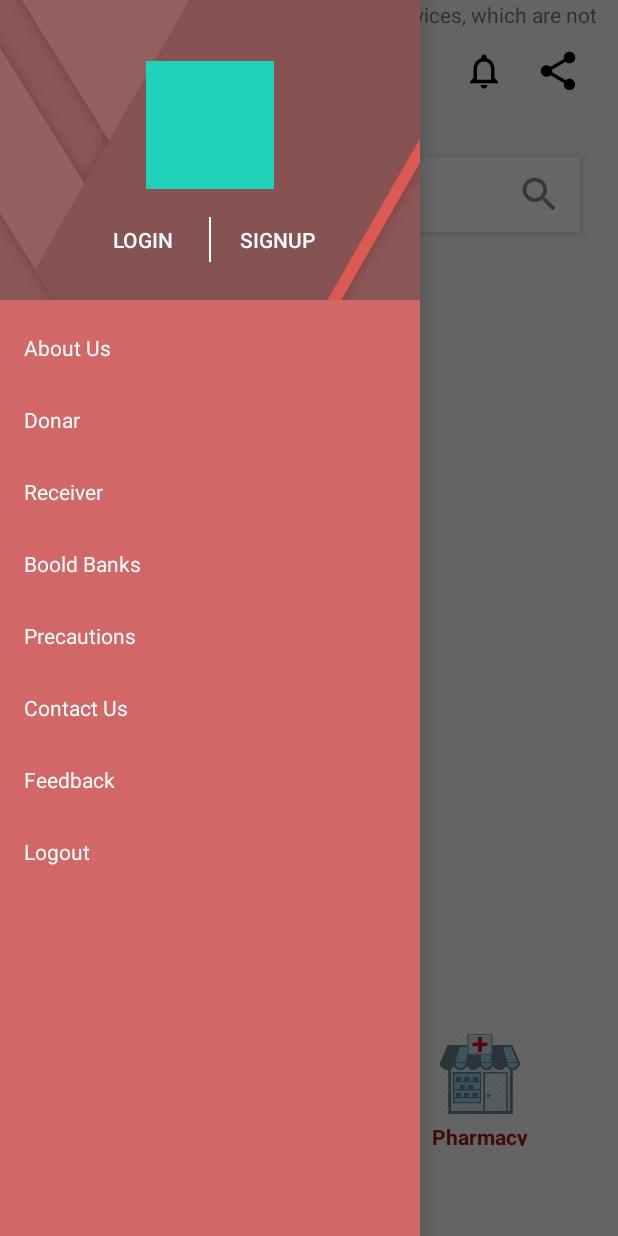
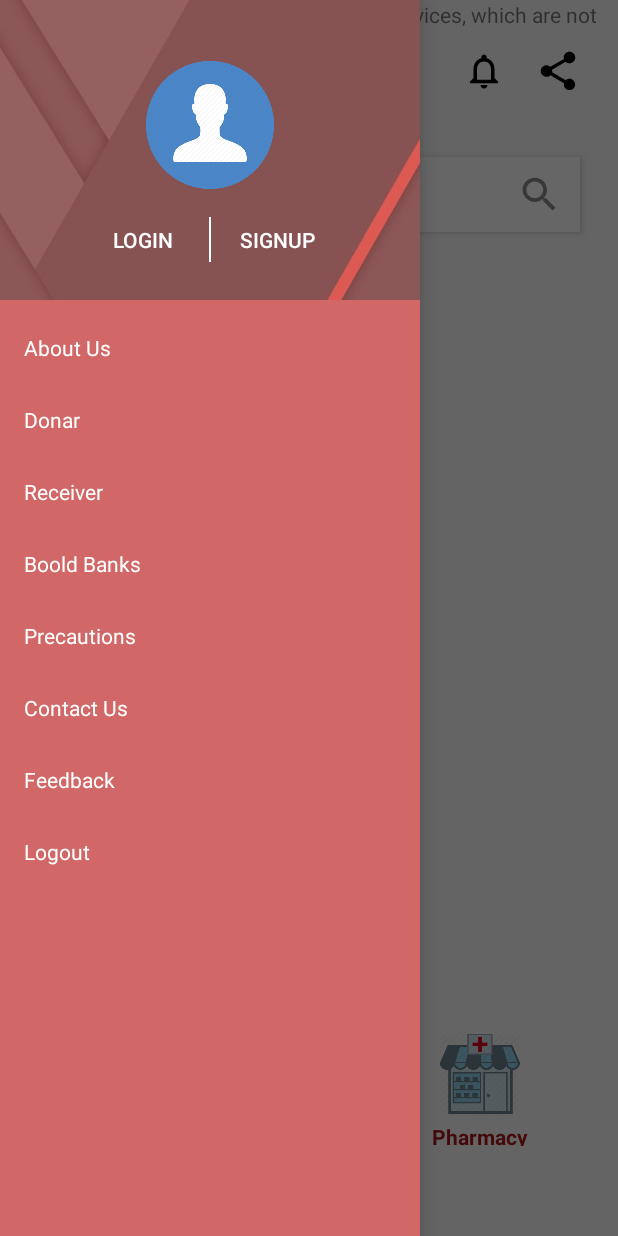
Before and after one commit to ChennaCh/Slider, an Android app: the MapsActivity screen opened directly, with no data from a screen before it, with the side drawer open, on a phone screen of 412 x 824 dp. Run offline under Robolectric (Android 15) with nearby library versions, the phone set to English and light mode, and no system bars; 1 statement that could not run was skipped.

Commit message:
user image

```diff
--- a/app/src/main/res/layout/nav_header_main2.xml
+++ b/app/src/main/res/layout/nav_header_main2.xml
@@ -31,7 +31,7 @@
         android:id="@+id/imageView"
         android:layout_width="85dp"
         android:layout_height="85dp"
-        android:src="@color/bg_screen2" />
+        android:src="@drawable/navigationuser" />
     </LinearLayout>
 
     <LinearLayout
```
Also changed, not shown: app/src/main/res/drawable/navigationuser.png (added).
